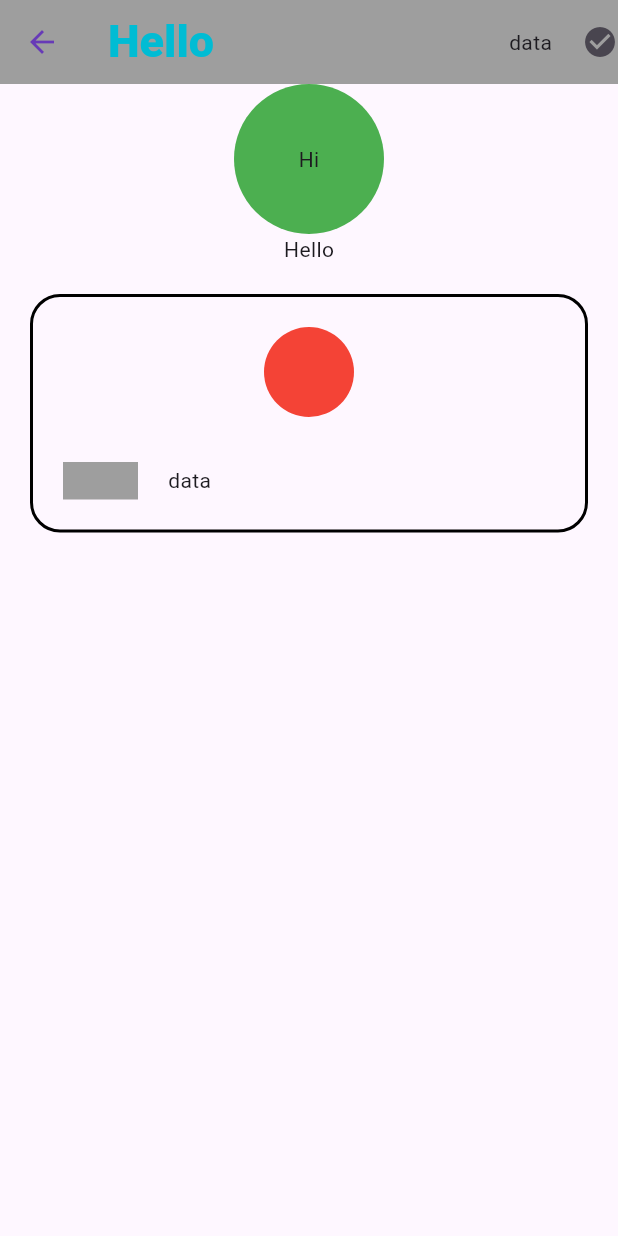
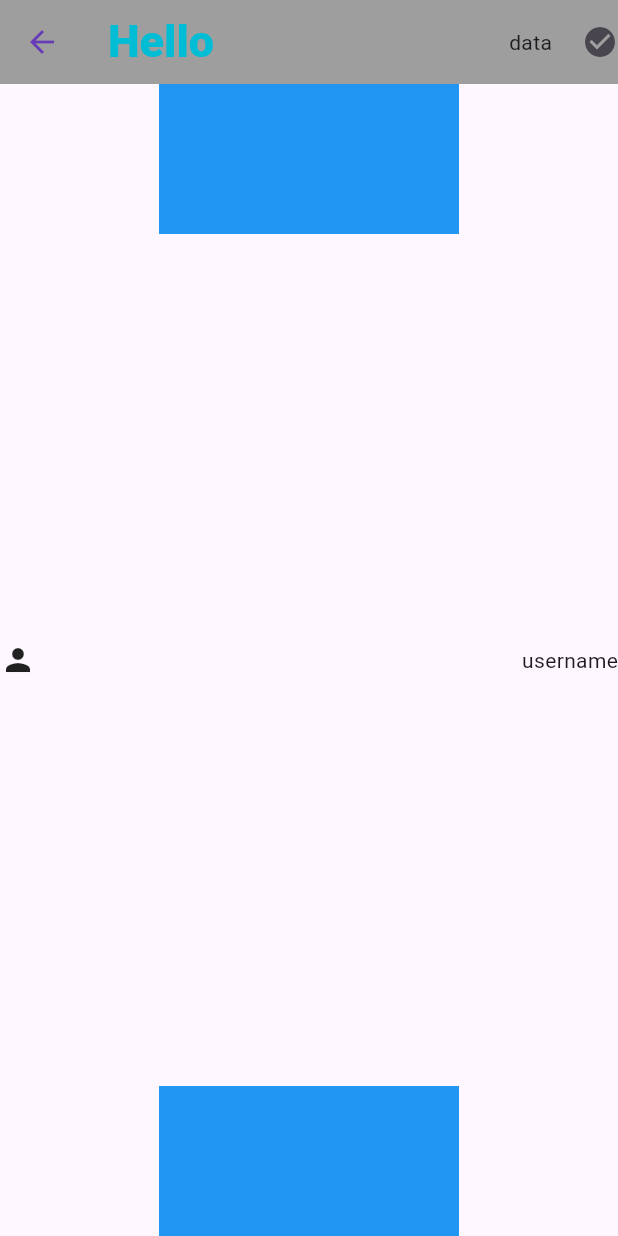
Before and after one commit to a-saber/nti8_flutter, a Flutter app: the screen it shows after launch, on a phone screen of 412 x 824 dp. Run offline on Flutter 3.47's test engine with Material 3 defaults, Android fonts, the phone set to English and light mode, and no system bars.

Commit message:
expanded, spacer

```diff
--- a/lib/main.dart
+++ b/lib/main.dart
@@ -43,69 +43,43 @@ class HomeScreen extends StatelessWidget {
       ),
 
       body: Column(
-        children:
-        [
-          //
+        // mainAxisAlignment: MainAxisAlignment.spaceBetween,
+        children: [
+          // Expanded(
+          //   flex: 4,
+          //   child: Container(
+          //     color: Colors.blue,
+          //   ),
+          // ),
+          // Expanded(
+          //   flex: 2,
+          //   child: Container(
+          //     color: Colors.red,
+          //   ),
+          // ),
+
           Container(
-            width: 100,
             height: 100,
-            decoration: BoxDecoration(
-              shape: BoxShape.circle,
-              color: Colors.green
-            ),
-            alignment: Alignment.center,
-            child: Text('Hi'),
+            width: 200,
+            color: Colors.blue,
           ),
+          Spacer(),
+          Row(
+            mainAxisAlignment: MainAxisAlignment.spaceBetween,
+            children: [
+              Icon(Icons.person),
+              // Spacer(),
+              Text('username')
+            ],
+          ),
+          Spacer(),
 
-          //
-
-          Text('Hello'),
-
-
-          //
-          Padding(
-            padding: const EdgeInsets.all(20.0),
-            child: Container(
-              decoration: BoxDecoration(
-                borderRadius: BorderRadius.circular(20),
-                border: Border.all(
-                  color: Colors.black,
-                  width: 2
-                )
-              ),
-              padding: EdgeInsets.all(20),
-              child: Column(
-                children:
-                [
-                  //
-                  CircleAvatar(
-                    radius: 30,
-                    backgroundColor: Colors.red,
-                  ),
-
-                  SizedBox(height: 30,),
-
-                  //
-                  Row(
-                    children: [
-                      //
-                      Container(
-                        width: 50,
-                        height: 25,
-                        color: Colors.grey,
-                      ),
-
-                      SizedBox(width: 20,),
-                      //
-                      Text('data')
-                    ],
-                  )
-                ],
-              ),
-            ),
-          )
-
-        ],
+          Container(
+            height: 100,
+            width: 200,
+            color: Colors.blue,
+          ),
+        ]
       ),
 
     );
```
